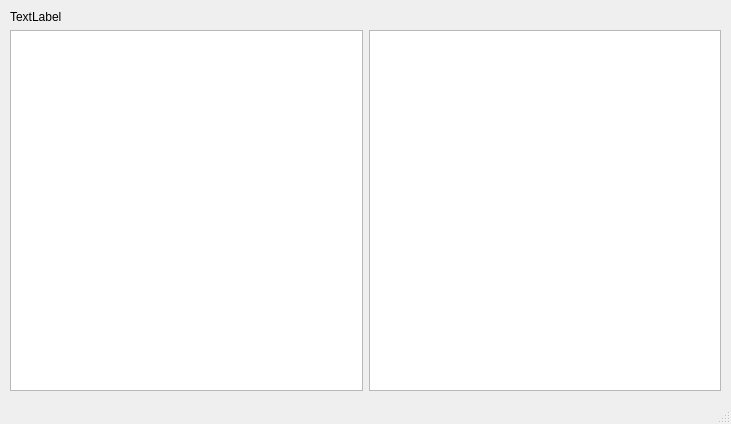
Above: BattleshipFront/Forms/battleWindow.ui from ismael-ds-correia/battleship-cpp before the change. Below: the same form after it.
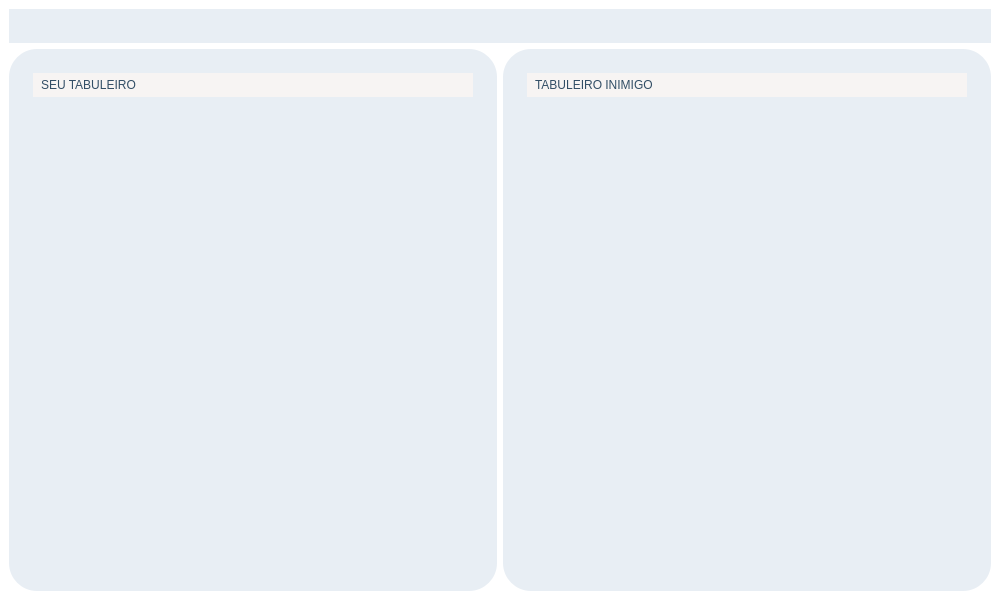
That is the form after the change.

Commit message: Interface refeita + bug fix

The edit to the form file:
```diff
--- a/BattleshipFront/Forms/battleWindow.ui
+++ b/BattleshipFront/Forms/battleWindow.ui
@@ -6,55 +6,126 @@
    <rect>
     <x>0</x>
     <y>0</y>
-    <width>731</width>
-    <height>424</height>
+    <width>1000</width>
+    <height>600</height>
    </rect>
   </property>
-  <property name="windowTitle">
-   <string>MainWindow</string>
+  <property name="styleSheet">
+   <string notr="true">
+    QMainWindow {
+        background: rgb(255, 255, 255);
+    }
+    QLabel {
+        background: rgb(247, 244, 243);
+        color: white;
+        font: 20pt "suntage";
+        qproperty-alignment: AlignCenter;
+    }
+    QGraphicsView {
+        background: rgb(247, 244, 243);
+        border-radius: 20px;
+    }
+   </string>
   </property>
   <widget class="QWidget" name="centralwidget">
-   <widget class="QWidget" name="verticalLayoutWidget">
-    <property name="geometry">
-     <rect>
-      <x>10</x>
-      <y>10</y>
-      <width>711</width>
-      <height>381</height>
-     </rect>
-    </property>
     <layout class="QVBoxLayout" name="verticalLayout">
      <item>
       <widget class="QLabel" name="labelTurnStatus">
-       <property name="text">
-        <string>TextLabel</string>
+      <property name="styleSheet">
+       <string notr="true">
+        background-color: rgb(232, 238, 244);
+        border-radius: 20px;
+        padding: 10px;
+        color: rgb(50, 78, 102);
+       </string>
+      </property>
+      <property name="minimumHeight">
+          <number>60</number>
        </property>
       </widget>
      </item>
      <item>
       <layout class="QHBoxLayout" name="horizontalLayout">
        <item>
+       <widget class="QFrame" name="playerFrame">
+        <property name="styleSheet">
+         <string notr="true">
+          QFrame {
+              background: rgb(232, 238, 244);
+              border-radius: 28px;
+              padding: 15px;
+          }
+         </string>
+        </property>
+        <layout class="QVBoxLayout" name="verticalLayout_2">
+         <item>
+         <widget class="QLabel" name="labelPlayer">
+           <property name="text">
+             <string>SEU TABULEIRO</string>
+           </property>
+           <property name="minimumHeight">
+               <number>50</number>
+            </property>
+           <property name="styleSheet">
+             <string notr="true">
+               background-color: rgb(247, 244, 243);
+               border-radius: 20px;
+               padding: 5px;
+               color: rgb(50, 78, 102);
+               font: 20pt "suntage";
+               qproperty-alignment: AlignCenter;
+             </string>
+           </property>
+         </widget>
+         </item>
+         <item>
         <widget class="QGraphicsView" name="playerView"/>
        </item>
+        </layout>
+       </widget>
+      </item>
+      <item>
+       <widget class="QFrame" name="enemyFrame">
+        <property name="styleSheet">
+         <string notr="true">
+          QFrame {
+              background: rgb(232, 238, 244);
+              border-radius: 28px;
+              padding: 15px;
+          }
+         </string>
+        </property>
+        <layout class="QVBoxLayout" name="verticalLayout_3">
+         <item>
+          <widget class="QLabel" name="labelEnemy">
+           <property name="text">
+            <string>TABULEIRO INIMIGO</string>
+           </property>
+           <property name="minimumHeight">
+               <number>50</number>
+            </property>
+           <property name="styleSheet">
+             <string notr="true">
+               background-color: rgb(247, 244, 243);
+               border-radius: 20px;
+               padding: 5px;
+               color: rgb(50, 78, 102);
+               font: 20pt "suntage";
+               qproperty-alignment: AlignCenter;
+             </string>
+           </property>
+          </widget>
+         </item>
        <item>
         <widget class="QGraphicsView" name="enemyView"/>
        </item>
       </layout>
-     </item>
-    </layout>
-   </widget>
-  </widget>
-  <widget class="QMenuBar" name="menubar">
-   <property name="geometry">
-    <rect>
-     <x>0</x>
-     <y>0</y>
-     <width>731</width>
-     <height>21</height>
-    </rect>
-   </property>
-  </widget>
-  <widget class="QStatusBar" name="statusbar"/>
+       </widget>
+      </item>
+     </layout>
+    </item>
+   </layout>
+  </widget>
  </widget>
  <resources/>
  <connections/>
```
Lines whose indentation alone changed are shown as unchanged. The commit also changes 7 other files.
